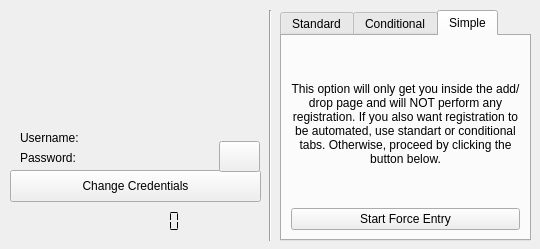
This is ui/second.ui in mustafaaycll/sabanci-adddropbot as Qt 5 draws it before an edit. The edited form follows.
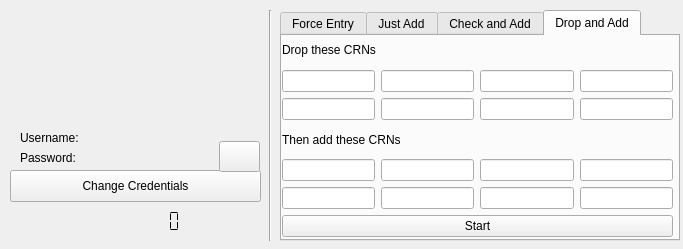
This is the edited form. The open tabs and pages were chosen to show the change.

```diff
--- a/ui/second.ui
+++ b/ui/second.ui
@@ -6,7 +6,7 @@
    <rect>
     <x>0</x>
     <y>0</y>
-    <width>540</width>
+    <width>683</width>
     <height>249</height>
    </rect>
   </property>
@@ -129,7 +129,7 @@
      <rect>
       <x>280</x>
       <y>10</y>
-      <width>251</width>
+      <width>400</width>
       <height>231</height>
      </rect>
     </property>
@@ -138,7 +138,36 @@
     </property>
     <widget class="QWidget" name="basicEnrollTab">
      <attribute name="title">
-      <string>Standard</string>
+      <string>Force Entry</string>
+     </attribute>
+     <layout class="QVBoxLayout" name="verticalLayout_2">
+      <item>
+       <widget class="QLabel" name="label">
+        <property name="text">
+         <string>This option will only get you to the add/drop page and will NOT perform any registration. Instead, you will have to fill the boxes and click submit.
+
+If you also want registration to be automated, use one of the tabs labeled as &quot;Just Add&quot;, &quot;Check and Add&quot; and &quot;Drop and Add&quot;, according to your needs. Otherwise, proceed by clicking the button below.</string>
+        </property>
+        <property name="alignment">
+         <set>Qt::AlignCenter</set>
+        </property>
+        <property name="wordWrap">
+         <bool>true</bool>
+        </property>
+       </widget>
+      </item>
+      <item>
+       <widget class="QPushButton" name="FEstartButton">
+        <property name="text">
+         <string>Start Force Entry</string>
+        </property>
+       </widget>
+      </item>
+     </layout>
+    </widget>
+    <widget class="QWidget" name="JATab">
+     <attribute name="title">
+      <string>Just Add</string>
      </attribute>
      <widget class="QWidget" name="gridLayoutWidget">
       <property name="geometry">
@@ -303,7 +332,7 @@
     </widget>
     <widget class="QWidget" name="conditionalEnrollTab">
      <attribute name="title">
-      <string>Conditional</string>
+      <string>Check and Add</string>
      </attribute>
      <widget class="QWidget" name="verticalLayoutWidget">
       <property name="geometry">
@@ -417,30 +446,101 @@
     </widget>
     <widget class="QWidget" name="simpleEntryTab">
      <attribute name="title">
-      <string>Simple</string>
+      <string>Drop and Add</string>
      </attribute>
-     <layout class="QVBoxLayout" name="verticalLayout_2">
-      <item>
-       <widget class="QLabel" name="label">
-        <property name="text">
-         <string>This option will only get you inside the add/drop page and will NOT perform any registration. If you also want registration to be automated, use standart or conditional tabs. Otherwise, proceed by clicking the button below.</string>
-        </property>
-        <property name="alignment">
-         <set>Qt::AlignCenter</set>
-        </property>
-        <property name="wordWrap">
-         <bool>true</bool>
-        </property>
-       </widget>
-      </item>
-      <item>
-       <widget class="QPushButton" name="forceEntryButton">
-        <property name="text">
-         <string>Start Force Entry</string>
-        </property>
-       </widget>
-      </item>
-     </layout>
+     <widget class="QWidget" name="verticalLayoutWidget_2">
+      <property name="geometry">
+       <rect>
+        <x>0</x>
+        <y>0</y>
+        <width>391</width>
+        <height>201</height>
+       </rect>
+      </property>
+      <layout class="QVBoxLayout" name="verticalLayout_4">
+       <item>
+        <widget class="QLabel" name="label_2">
+         <property name="text">
+          <string>Drop these CRNs</string>
+         </property>
+        </widget>
+       </item>
+       <item>
+        <layout class="QGridLayout" name="gridLayout_4">
+         <item row="0" column="2">
+          <widget class="QLineEdit" name="lineEdit_3"/>
+         </item>
+         <item row="0" column="3">
+          <widget class="QLineEdit" name="lineEdit_4"/>
+         </item>
+         <item row="0" column="0">
+          <widget class="QLineEdit" name="lineEdit"/>
+         </item>
+         <item row="0" column="1">
+          <widget class="QLineEdit" name="lineEdit_2"/>
+         </item>
+         <item row="1" column="1">
+          <widget class="QLineEdit" name="lineEdit_5"/>
+         </item>
+         <item row="1" column="0">
+          <widget class="QLineEdit" name="lineEdit_6"/>
+         </item>
+         <item row="1" column="2">
+          <widget class="QLineEdit" name="lineEdit_7"/>
+         </item>
+         <item row="1" column="3">
+          <widget class="QLineEdit" name="lineEdit_8"/>
+         </item>
+        </layout>
+       </item>
+       <item>
+        <widget class="QLabel" name="label_3">
+         <property name="text">
+          <string>Then add these CRNs</string>
+         </property>
+        </widget>
+       </item>
+       <item>
+        <layout class="QGridLayout" name="gridLayout_6">
+         <item row="0" column="0">
+          <widget class="QLineEdit" name="lineEdit_9"/>
+         </item>
+         <item row="1" column="0">
+          <widget class="QLineEdit" name="lineEdit_11"/>
+         </item>
+         <item row="0" column="2">
+          <widget class="QLineEdit" name="lineEdit_12"/>
+         </item>
+         <item row="0" column="1">
+          <widget class="QLineEdit" name="lineEdit_10"/>
+         </item>
+         <item row="0" column="3">
+          <widget class="QLineEdit" name="lineEdit_13"/>
+         </item>
+         <item row="1" column="1">
+          <widget class="QLineEdit" name="lineEdit_14"/>
+         </item>
+         <item row="1" column="2">
+          <widget class="QLineEdit" name="lineEdit_15"/>
+         </item>
+         <item row="1" column="3">
+          <widget class="QLineEdit" name="lineEdit_16"/>
+         </item>
+        </layout>
+       </item>
+       <item>
+        <layout class="QHBoxLayout" name="horizontalLayout_2">
+         <item>
+          <widget class="QPushButton" name="pushButton">
+           <property name="text">
+            <string>Start</string>
+           </property>
+          </widget>
+         </item>
+        </layout>
+       </item>
+      </layout>
+     </widget>
     </widget>
    </widget>
    <widget class="QLCDNumber" name="clock">
```
Left out of the diff: 73 changed lines with no effect on the pictures.
